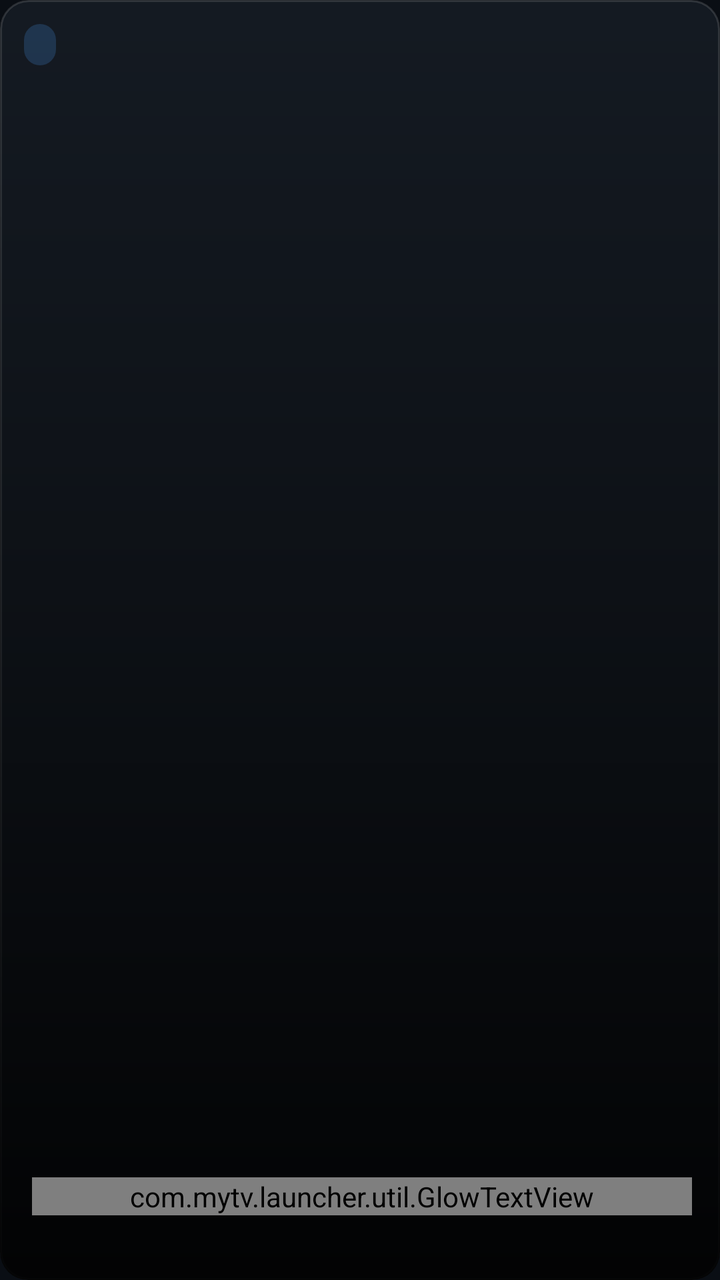
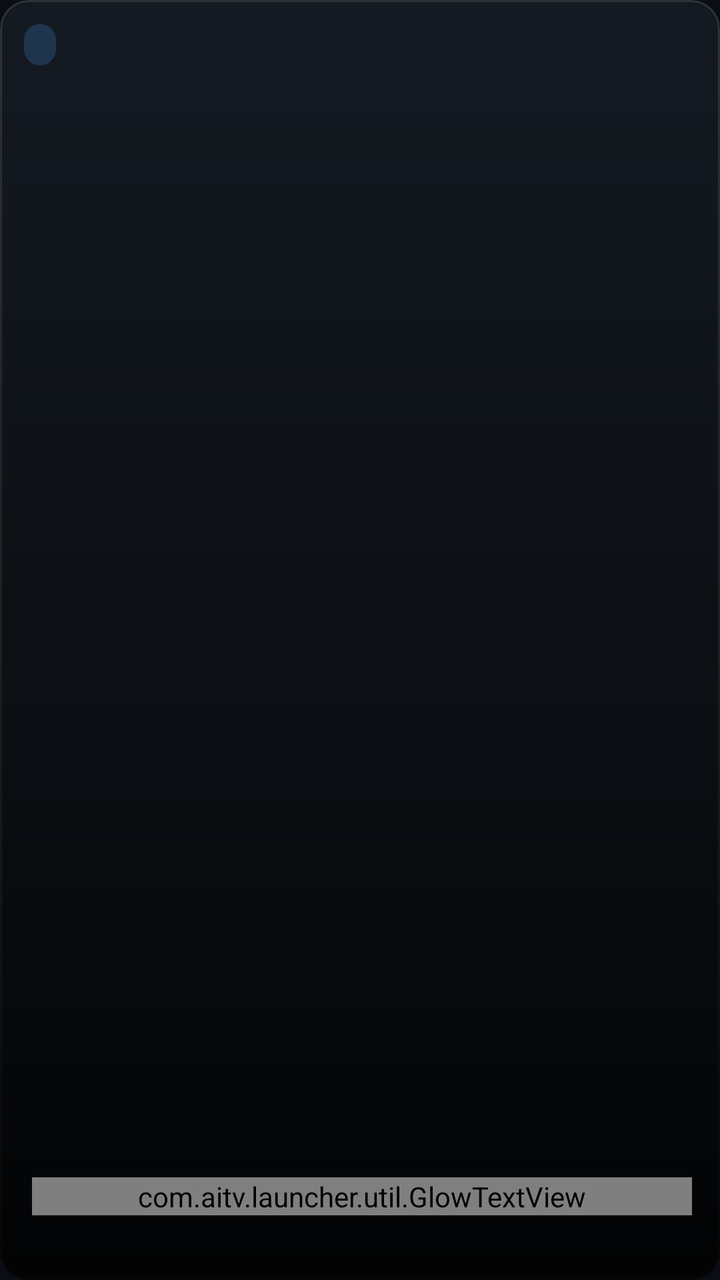

The first picture is an Android layout as it rendered before a commit; the second is the same layout after the commit. The layout source and the unified diff follow.
<!-- AndroidManifest.xml: application theme AppTheme -->
<!-- res/layout/item_video.xml -->
<?xml version="1.0" encoding="utf-8"?>
<FrameLayout xmlns:android="http://schemas.android.com/apk/res/android"
    android:layout_width="match_parent"
    android:layout_height="232dp"
    android:layout_margin="7dp"
    android:background="@drawable/bg_poster"
    android:clickable="true"
    android:clipToOutline="true"
    android:focusable="true"
    android:foreground="@drawable/fg_focus_ring">

    <ImageView
        android:id="@+id/poster"
        android:layout_width="match_parent"
        android:layout_height="match_parent"
        android:contentDescription="视频封面"
        android:scaleType="centerCrop" />

    <View
        android:layout_width="match_parent"
        android:layout_height="match_parent"
        android:background="@drawable/bg_scrim_bottom" />

    <TextView
        android:id="@+id/badge"
        android:layout_width="wrap_content"
        android:layout_height="wrap_content"
        android:layout_gravity="top|start"
        android:layout_margin="12dp"
        android:background="@drawable/bg_tag"
        android:paddingStart="8dp"
        android:paddingTop="3dp"
        android:paddingEnd="8dp"
        android:paddingBottom="3dp"
        android:text=""
        android:textColor="@color/white"
        android:textSize="11sp" />

    <LinearLayout
        android:layout_width="match_parent"
        android:layout_height="wrap_content"
        android:layout_gravity="bottom"
        android:orientation="vertical"
        android:paddingStart="16dp"
        android:paddingEnd="14dp"
        android:paddingBottom="13dp">

        <com.mytv.launcher.util.GlowTextView
            android:id="@+id/title"
            android:layout_width="match_parent"
            android:layout_height="wrap_content"
            android:ellipsize="end"
            android:maxLines="1"
            android:text="视频标题"
            android:textColor="@color/white"
            android:textSize="18sp"
            android:textStyle="bold" />

        <TextView
            android:id="@+id/meta"
            android:layout_width="match_parent"
            android:layout_height="wrap_content"
            android:layout_marginTop="3dp"
            android:ellipsize="end"
            android:maxLines="1"
            android:text=""
            android:textColor="#B3FFFFFF"
            android:textSize="12sp" />
    </LinearLayout>
</FrameLayout>
<!-- resources referenced by this layout -->
<resources>
  <color name="white">#FFFFFFFF</color>
  <!-- drawable bg_poster (drawable) -->
  <?xml version="1.0" encoding="utf-8"?>
  <selector xmlns:android="http://schemas.android.com/apk/res/android">
      <item android:state_focused="true">
          <shape android:shape="rectangle">
              <corners android:radius="14dp" />
              <solid android:color="#FF1B2431" />
              <stroke android:width="3dp" android:color="#FFFFFFFF" />
          </shape>
      </item>
      <item android:state_selected="true">
          <shape android:shape="rectangle">
              <corners android:radius="14dp" />
              <solid android:color="#334EA1FF" />
              <stroke android:width="2dp" android:color="#FF4EA1FF" />
          </shape>
      </item>
      <item>
          <shape android:shape="rectangle">
              <corners android:radius="14dp" />
              <solid android:color="#FF141A22" />
              <stroke android:width="1dp" android:color="#22FFFFFF" />
          </shape>
      </item>
  </selector>
  <!-- drawable bg_scrim_bottom (drawable) -->
  <?xml version="1.0" encoding="utf-8"?>
  <shape xmlns:android="http://schemas.android.com/apk/res/android" android:shape="rectangle">
      <gradient android:angle="270" android:startColor="#00000000" android:centerColor="#66000000" android:endColor="#E6000000" android:type="linear" />
  </shape>
  <!-- drawable bg_tag (drawable) -->
  <?xml version="1.0" encoding="utf-8"?>
  <shape xmlns:android="http://schemas.android.com/apk/res/android" android:shape="rectangle">
      <corners android:radius="8dp" />
      <solid android:color="#334EA1FF" />
  </shape>
  <!-- drawable fg_focus_ring (drawable) -->
  <?xml version="1.0" encoding="utf-8"?>
  <selector xmlns:android="http://schemas.android.com/apk/res/android">
      <item android:state_focused="true">
          <shape android:shape="rectangle">
              <corners android:radius="14dp" />
              <solid android:color="#00000000" />
              <stroke android:width="3dp" android:color="#FFFFFFFF" />
          </shape>
      </item>
      <item android:state_selected="true">
          <shape android:shape="rectangle">
              <corners android:radius="14dp" />
              <solid android:color="#00000000" />
              <stroke android:width="2dp" android:color="#FF4EA1FF" />
          </shape>
      </item>
      <item>
          <shape android:shape="rectangle">
              <corners android:radius="14dp" />
              <solid android:color="#00000000" />
          </shape>
      </item>
  </selector>
  <style name="AppTheme" parent="@android:style/Theme.Material.NoActionBar">
          <item name="android:windowBackground">@color/bg</item>
          <item name="android:colorAccent">@color/accent</item>
          <item name="android:windowFullscreen">true</item>
          <item name="android:windowContentTransitions">true</item>
          <item name="android:fontFamily">sans-serif</item>
          <item name="android:navigationBarColor">@color/bg</item>
          <item name="android:statusBarColor">@color/bg</item>
      </style>
  <color name="bg">#0A0E14</color>
  <color name="accent">#4EA1FF</color>
</resources>

<!-- the commit's change to res/layout/item_video.xml (unified diff, before → after) -->
@@ -45,7 +45,7 @@
         android:paddingEnd="14dp"
         android:paddingBottom="13dp">
 
-        <com.mytv.launcher.util.GlowTextView
+        <com.aitv.launcher.util.GlowTextView
             android:id="@+id/title"
             android:layout_width="match_parent"
             android:layout_height="wrap_content"
